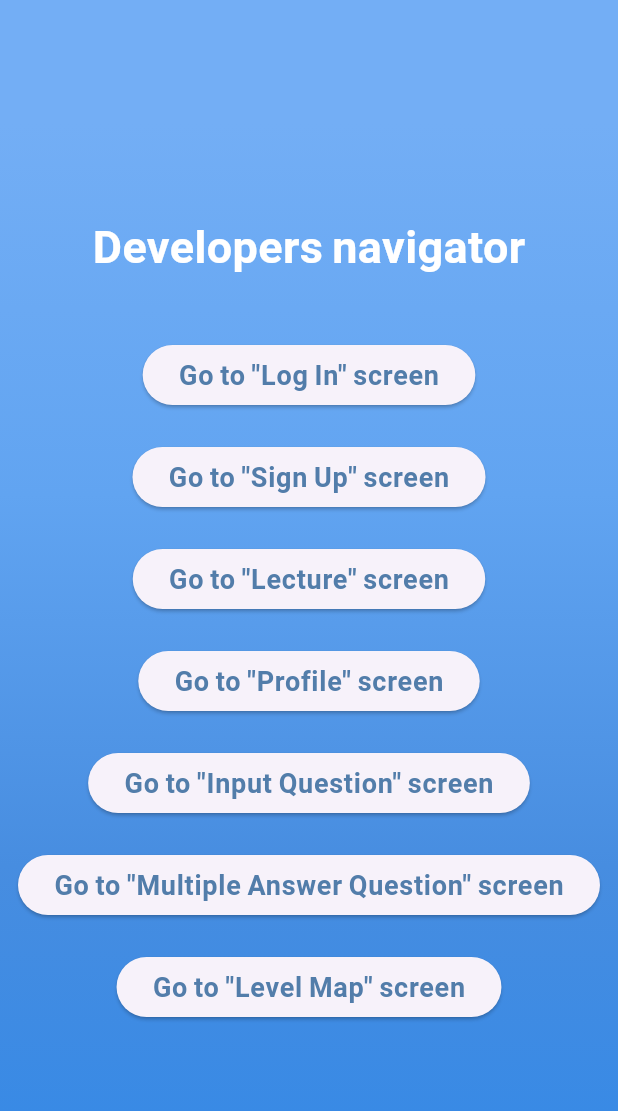
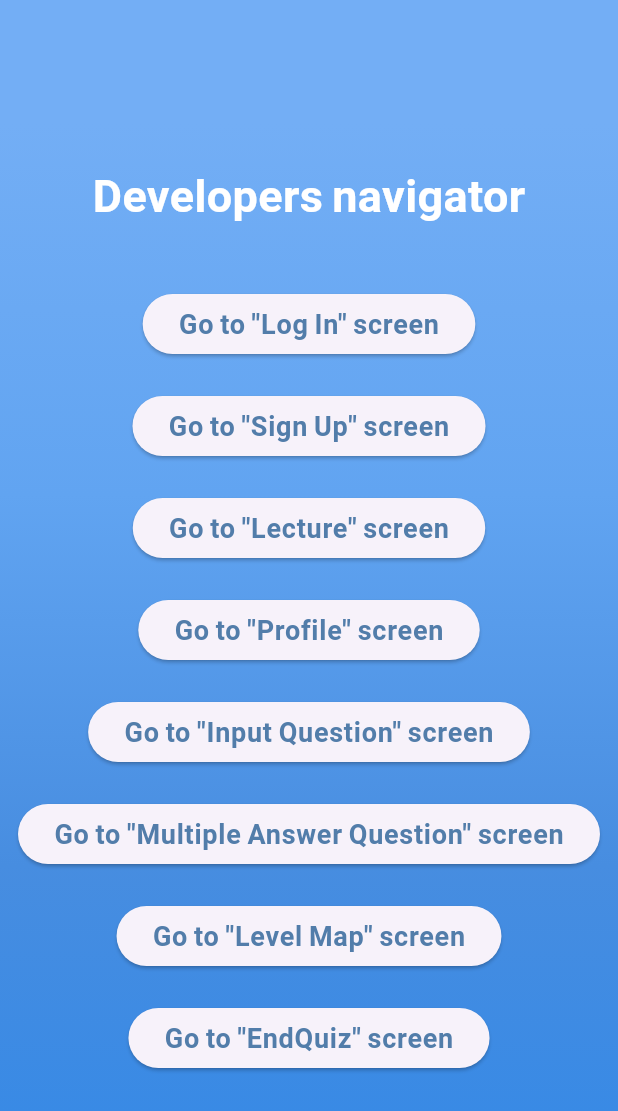
Before and after one commit to MogaDenis/ByteWolves, a Flutter app: the screen it shows after launch, on a phone screen of 412 x 824 dp. Shown: the top 1111 px of the screen. Run offline on Flutter 3.47's test engine with Material 3 defaults, Android fonts, the phone set to English and light mode, and no system bars; our stand-ins replace google_fonts, youtube_player_flutter; missing offline and left inert: level_map; Roboto replaces fonts that are missing (OpenSans).

Commit message:
end quiz screen

```diff
--- a/lib/constants/constants.dart
+++ b/lib/constants/constants.dart
@@ -58,6 +58,7 @@ class ImagesConstants {
   static const String levelLockedImage = 'assets/images/lock.ico';
   static const String levelUnlockedImage = 'assets/images/unlock.ico';
   static const String cloudsImage = 'assets/images/clouds.png';
+  static const String trophyImage = 'assets/images/trofeu.png';
 }
 
 class StringConstants {
--- a/lib/main.dart
+++ b/lib/main.dart
@@ -8,6 +8,7 @@ import 'package:byte_wolves/screens/login_screen.dart';
 import 'package:byte_wolves/screens/signup_screen.dart';
 import 'package:byte_wolves/screens/splash_screen.dart';
 import 'package:byte_wolves/screens/input_question.dart';
+import 'package:byte_wolves/screens/endquiz_screen.dart';
 
 import 'package:flutter/material.dart';
 
@@ -202,6 +203,23 @@ class _MyHomePageState extends State<MyHomePage> {
                       ),
                     ),
                   ),
+                  const SizedBox(height: 20),
+                  ElevatedButton (
+                    onPressed: () {
+                      Navigator.of(context).push(MaterialPageRoute(
+                          builder: (context) => EndQuizScreen(score: 100)));
+                    },
+                    child: const Text(
+                      'Go to "EndQuiz" screen',
+                      style: TextStyle(
+                        color: Color(0xFF527DAA),
+                        letterSpacing: 0.5,
+                        fontSize: 18.0,
+                        fontWeight: FontWeight.bold,
+                        fontFamily: 'OpenSans',
+                      ),
+                    ),
+                  ),
 
                   // Add here a button to navigate to the new screen that you have created.
                 ],
```
Also changed, not shown: lib/screens/endquiz_screen.dart (added, +55 -0 lines), assets/images/trofeu.png (added).
